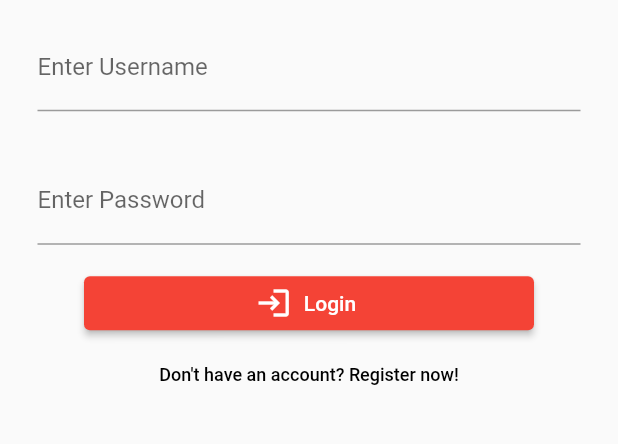
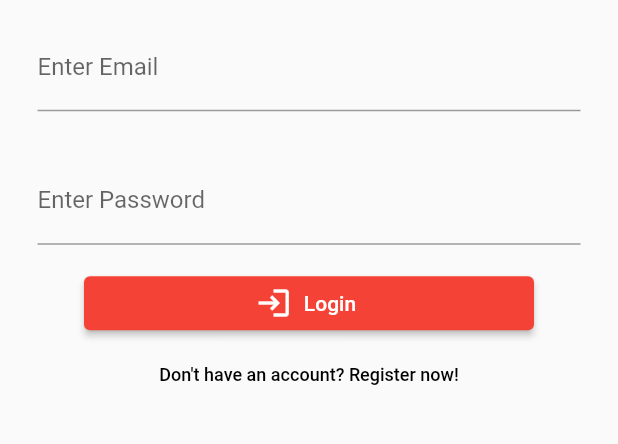
Before and after one commit to RachataS/DevFMI, a Flutter app: the screen it shows after launch, on a phone screen of 412 x 824 dp, the part 290-734 px from its top. Run offline on Flutter 3.47's test engine with Material 2 defaults, Android fonts, the phone set to English and light mode, and no system bars; our stand-ins replace firebase_auth, firebase_core, fluttertoast, form_field_validator; accounts and stored records are empty.

```diff
--- a/findmyitems/lib/screen/home.dart
+++ b/findmyitems/lib/screen/home.dart
@@ -1,20 +1,44 @@
+import 'package:findmyitems/model/profile.dart';
 import 'package:findmyitems/screen/mainhome.dart';
 import 'package:findmyitems/screen/register.dart';
+import 'package:firebase_auth/firebase_auth.dart';
+import 'package:firebase_core/firebase_core.dart';
 import 'package:flutter/material.dart';
 import 'package:flutter/src/foundation/key.dart';
 import 'package:flutter/src/widgets/framework.dart';
+import 'package:fluttertoast/fluttertoast.dart';
 import 'package:form_field_validator/form_field_validator.dart';
 
-class HomeScreen extends StatelessWidget {
+class HomeScreen extends StatefulWidget {
   const HomeScreen({Key? key}) : super(key: key);
 
   @override
+  State<HomeScreen> createState() => _HomeScreenState();
+}
+
+class _HomeScreenState extends State<HomeScreen> {
+  final formKey = GlobalKey<FormState>();
+  Profile profile = Profile();
+  final Future<FirebaseApp> firebase = Firebase.initializeApp();
+  @override
   Widget build(BuildContext context) {
+    return FutureBuilder(
+        future: firebase,
+        builder: (context, snapshot) {
+          if (snapshot.hasError) {
+            return Scaffold(
+              appBar: AppBar(title: Text("Error!")),
+              body: Center(
+                child: Text("${snapshot.error}"),
+              ),
+            );
+          } else if (snapshot.connectionState == ConnectionState.done) {
             return Scaffold(
                 appBar: AppBar(
                   title: Text("Login"),
                 ),
-        body: Padding(
+                body: Container(
+                  key: formKey,
                   //Find My Items text
                   padding: const EdgeInsets.fromLTRB(10, 50, 10, 10),
                   child: SingleChildScrollView(
@@ -28,19 +52,34 @@
                         Padding(
                           padding: const EdgeInsets.fromLTRB(15, 15, 15, 15),
                           child: TextFormField(
-                      validator:
-                          RequiredValidator(errorText: 'กรุณากรอก Username'),
-                      //keyboardType: TextInputType.emailAddress,
+                              validator: MultiValidator([
+                                RequiredValidator(errorText: 'กรุณากรอก Email'),
+                                EmailValidator(
+                                    errorText:
+                                        'รูปแบบ Email ไม่ถูกตต้อง กรุณากรอกอีกครั้ง')
+                              ]),
+                              onSaved: (var email) {
+                                profile.email = email;
+                              },
+                              keyboardType: TextInputType.emailAddress,
                               decoration: const InputDecoration(
                                 border: UnderlineInputBorder(),
-                        labelText: 'Enter Username',
+                                labelText: 'Enter Email',
                               )),
                         ),
                         Padding(
                           padding: const EdgeInsets.fromLTRB(15, 15, 15, 15),
                           child: TextFormField(
-                      validator:
-                          RequiredValidator(errorText: 'กรุณากรอก Password'),
+                              validator: ((password1) {
+                                if (password1!.isEmpty) {
+                                  return 'โปรดกรอกรหัสผ่าน';
+                                } else if (password1.length < 8) {
+                                  return 'รหัสผ่านต้องยาวกว่า 8 ตัวอักษร';
+                                }
+                              }),
+                              onSaved: (password1) {
+                                profile.password = password1;
+                              },
                               obscureText: true,
                               decoration: const InputDecoration(
                                 border: UnderlineInputBorder(),
@@ -56,11 +95,20 @@
                               child: SizedBox(
                                 width: 300,
                                 child: ElevatedButton.icon(
-                            onPressed: () {
-                              Navigator.push(context,
-                                  MaterialPageRoute(builder: ((context) {
-                                return mainHomeScreen();
-                              })));
+                                    onPressed: () async {
+                                      if (formKey.currentState!.validate()) {
+                                        formKey.currentState?.save();
+                                        try {
+                                          await FirebaseAuth.instance
+                                              .signInWithEmailAndPassword(
+                                                  email: profile.email,
+                                                  password: profile.password);
+                                        } on FirebaseAuthException catch (e) {
+                                          Fluttertoast.showToast(
+                                              msg: e.code,
+                                              gravity: ToastGravity.TOP);
+                                        }
+                                      }
                                     },
                                     icon: Icon(Icons.login),
                                     label: Text("Login")),
@@ -84,6 +132,13 @@
                   ),
                 ));
           }
+          return Scaffold(
+            body: Center(
+              child: CircularProgressIndicator(),
+            ),
+          );
+        });
+  }
 }
 
 /*class CustomTextStyle {
--- a/findmyitems/pubspec.yaml
+++ b/findmyitems/pubspec.yaml
@@ -32,7 +32,8 @@
   form_field_validator: ^1.1.0
   firebase_core: ^1.24.0
   flutter_launcher_icons: ^0.10.0
-
+  firebase_auth: ^3.11.2
+  fluttertoast: ^8.1.1
 flutter_icons:
   android: true
   image_path: "assets/images/favicon.png"
```
Also changed, not shown: findmyitems/lib/screen/register.dart (+37 -4 lines), findmyitems/pubspec.lock, 1 other file. Lines whose indentation alone changed are shown as unchanged.
